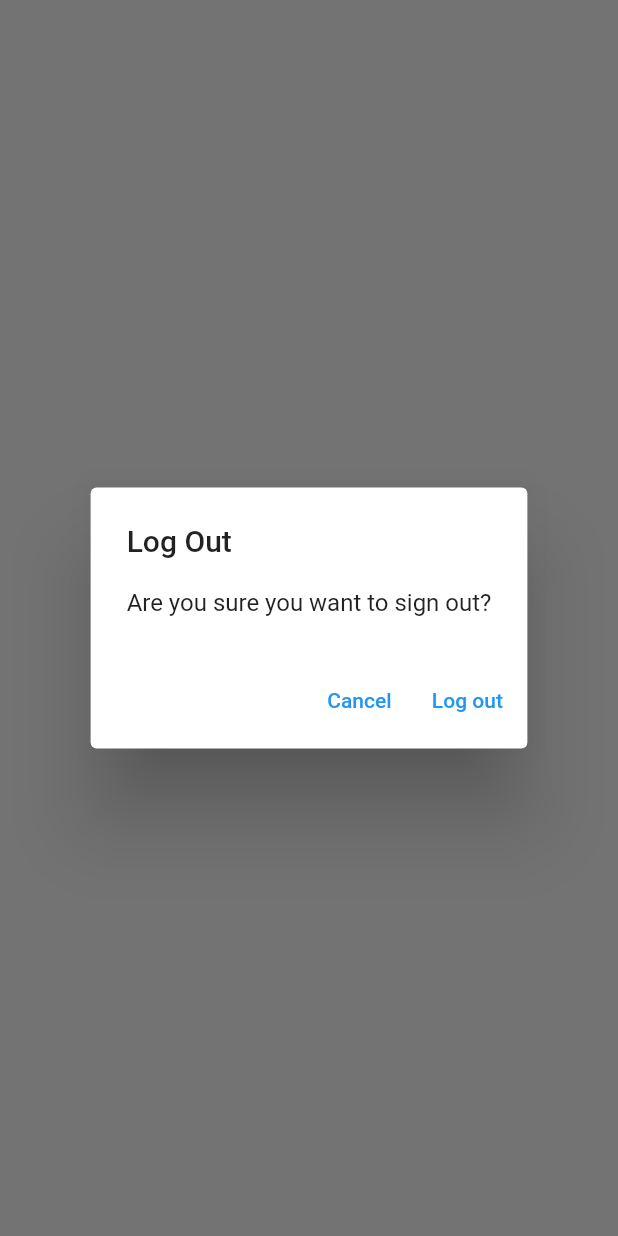
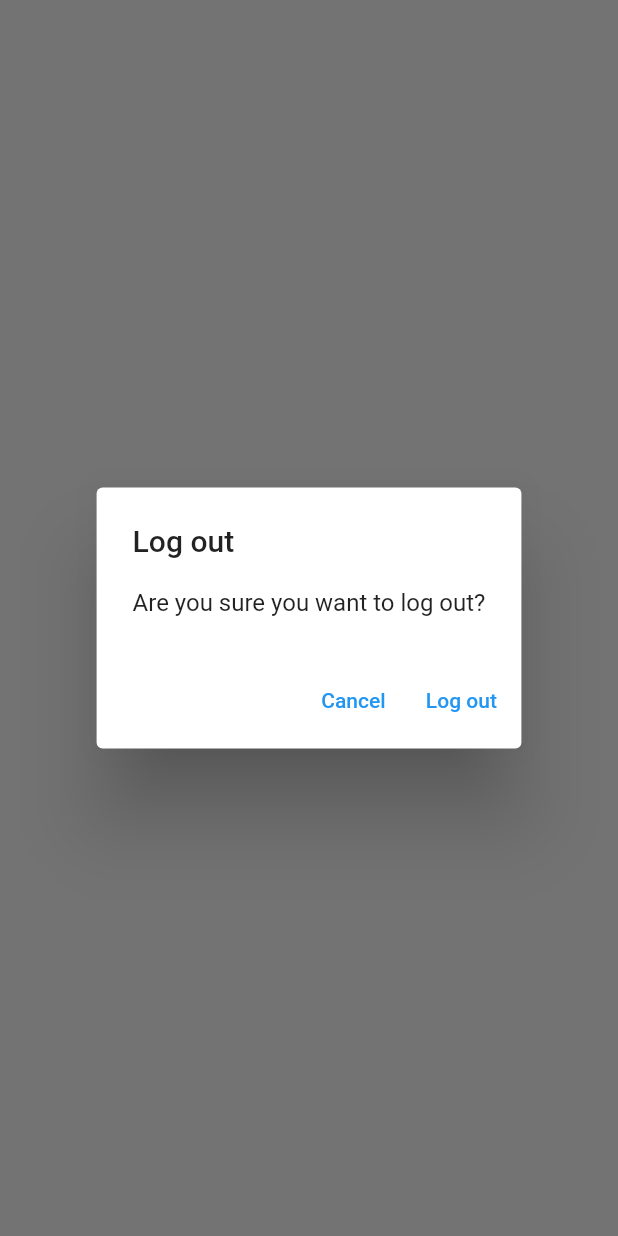
Before and after one commit to HoangHieuS/mynotesapp, a Flutter app: what showLogOutDialog() shows on an empty page, opened directly, on a phone screen of 412 x 824 dp. Run offline on Flutter 3.47's test engine with Material 2 defaults, Android fonts, the phone set to English and light mode, and no system bars; our stand-ins replace firebase_auth, firebase_core, sqflite; accounts and stored records are empty; network calls fail.

Commit message:
Delete Note in Notes View

```diff
--- /dev/null
+++ b/lib/utilities/dialogs/generic_dialog.dart
@@ -0,0 +1,33 @@
+import 'package:flutter/material.dart';
+
+typedef DialogOptionBuilder<T> = Map<String, T?> Function();
+
+Future<T?> showGenericDialog<T>({
+  required BuildContext context,
+  required String title,
+  required String content,
+  required DialogOptionBuilder optionsBuilder,
+}) {
+  final options = optionsBuilder();
+  return showDialog<T>(
+      context: context,
+      builder: (context) {
+        return AlertDialog(
+          title: Text(title),
+          content: Text(content),
+          actions: options.keys.map((optionTitle) {
+            final T value = options[optionTitle];
+            return TextButton(
+              onPressed: () {
+                if (value != null) {
+                  Navigator.of(context).pop(value);
+                } else {
+                  Navigator.of(context).pop();
+                }
+              },
+              child: Text(optionTitle),
+            );
+          }).toList(),
+        );
+      });
+}
--- /dev/null
+++ b/lib/utilities/dialogs/logout_dialog.dart
@@ -0,0 +1,14 @@
+import 'package:flutter/material.dart';
+import 'package:mynotes/utilities/dialogs/generic_dialog.dart';
+
+Future<bool> showLogOutDialog(BuildContext context) {
+  return showGenericDialog<bool>(
+    context: context,
+    title: 'Log out',
+    content: 'Are you sure you want to log out?',
+    optionsBuilder: () => {
+      'Cancel': false,
+      'Log out': true,
+    },
+  ).then((value) => value ?? false);
+}
--- a/lib/views/login_view.dart
+++ b/lib/views/login_view.dart
@@ -2,7 +2,7 @@ import 'package:flutter/material.dart';
 import 'package:mynotes/constants/routes.dart';
 import 'package:mynotes/services/auth/auth_exceptions.dart';
 import 'package:mynotes/services/auth/auth_service.dart';
-import 'package:mynotes/utilities/show_error_dialog.dart';
+import 'package:mynotes/utilities/dialogs/error_dialog.dart';
 
 class LoginView extends StatefulWidget {
   const LoginView({Key? key}) : super(key: key);
--- a/lib/views/notes/notes_view.dart
+++ b/lib/views/notes/notes_view.dart
@@ -3,6 +3,8 @@ import 'package:mynotes/constants/routes.dart';
 import 'package:mynotes/enums/menu_action.dart';
 import 'package:mynotes/services/auth/auth_service.dart';
 import 'package:mynotes/services/crud/notes_service.dart';
+import 'package:mynotes/utilities/dialogs/logout_dialog.dart';
+import 'package:mynotes/views/notes/notes_list_view.dart';
 
 class NotesView extends StatefulWidget {
   const NotesView({Key? key}) : super(key: key);
@@ -70,18 +72,10 @@ class _NotesViewState extends State<NotesView> {
                       case ConnectionState.active:
                         if (snapshot.hasData) {
                           final allNotes = snapshot.data as List<DatabaseNote>;
-                          return ListView.builder(
-                            itemCount: allNotes.length,
-                            itemBuilder: (context, index) {
-                              final note = allNotes[index];
-                              return ListTile(
-                                title: Text(
-                                  note.text,
-                                  maxLines: 1,
-                                  softWrap: true,
-                                  overflow: TextOverflow.ellipsis,
-                                ),
-                              );
+                          return NotesListView(
+                            notes: allNotes,
+                            onDeleteNote: (note) async {
+                              await _notesService.deleteNote(id: note.id);
                             },
                           );
                         } else {
@@ -99,28 +93,3 @@ class _NotesViewState extends State<NotesView> {
     );
   }
 }
-
-Future<bool> showLogOutDialog(BuildContext context) {
-  return showDialog(
-      context: context,
-      builder: (context) {
-        return AlertDialog(
-          title: const Text('Log Out'),
-          content: const Text('Are you sure you want to sign out?'),
-          actions: [
-            TextButton(
-              onPressed: () {
-                Navigator.of(context).pop(false);
-              },
-              child: const Text('Cancel'),
-            ),
-            TextButton(
-              onPressed: () {
-                Navigator.of(context).pop(true);
-              },
-              child: const Text('Log out'),
-            ),
-          ],
-        );
-      }).then((value) => value ?? false);
-}
--- a/lib/views/register_view.dart
+++ b/lib/views/register_view.dart
@@ -2,7 +2,7 @@ import 'package:flutter/material.dart';
 import 'package:mynotes/constants/routes.dart';
 import 'package:mynotes/services/auth/auth_exceptions.dart';
 import 'package:mynotes/services/auth/auth_service.dart';
-import 'package:mynotes/utilities/show_error_dialog.dart';
+import 'package:mynotes/utilities/dialogs/error_dialog.dart';
 
 class RegisterView extends StatefulWidget {
   const RegisterView({Key? key}) : super(key: key);
```
Also changed, not shown: lib/utilities/dialogs/delete_dialog.dart (added, +14 -0 lines), lib/utilities/dialogs/error_dialog.dart (added, +16 -0 lines), lib/utilities/show_error_dialog.dart (deleted, +0 -19 lines), lib/views/notes/notes_list_view.dart (added, +43 -0 lines).
